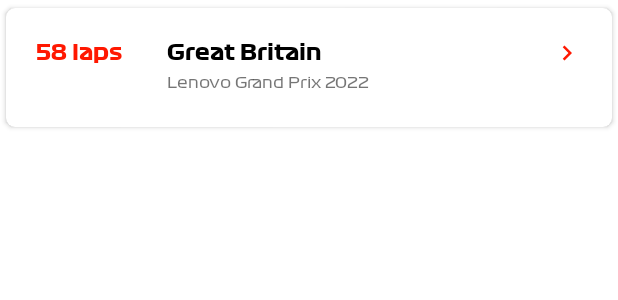
After one commit to davmm96/F1Stats-Android, an Android app: the layout item_race.xml on its own in the app's theme, with its tools: preview values and no code run, on a phone screen of 412 x 824 dp. The commit adds this screen. Shown: the top 300 px of the screen. Run offline under Robolectric (Android 15) with nearby library versions, the phone set to English and light mode, and no system bars.

Commit message:
BD y Fragment Races con Item Races

```diff
--- /dev/null
+++ b/app/src/main/res/drawable/ic_baseline_keyboard_arrow_right_24.xml
@@ -0,0 +1,5 @@
+<vector android:autoMirrored="true" android:height="24dp"
+    android:tint="#FF1801" android:viewportHeight="24"
+    android:viewportWidth="24" android:width="24dp" xmlns:android="http://schemas.android.com/apk/res/android">
+    <path android:fillColor="@android:color/white" android:pathData="M8.59,16.59L13.17,12 8.59,7.41 10,6l6,6 -6,6 -1.41,-1.41z"/>
+</vector>
--- a/app/src/main/res/layout/fragment_races.xml
+++ b/app/src/main/res/layout/fragment_races.xml
@@ -6,7 +6,8 @@
     android:orientation="vertical"
     android:paddingEnd="@dimen/fragment_races_padding"
     android:paddingStart="@dimen/fragment_races_padding"
-    android:paddingTop="@dimen/fragment_races_padding">
+    android:paddingTop="@dimen/fragment_races_padding"
+    android:background="@color/grey">
 
     <TextView
         android:id="@+id/tvTitle"
--- /dev/null
+++ b/app/src/main/res/layout/item_race.xml
@@ -0,0 +1,60 @@
+<?xml version="1.0" encoding="utf-8"?>
+<androidx.cardview.widget.CardView
+    xmlns:android="http://schemas.android.com/apk/res/android"
+    xmlns:tools="http://schemas.android.com/tools"
+    android:layout_width="match_parent"
+    android:layout_height="90dp"
+    xmlns:app="http://schemas.android.com/apk/res-auto"
+    app:cardBackgroundColor="@color/white"
+    app:cardCornerRadius="6dp"
+    app:cardUseCompatPadding="true">
+
+    <RelativeLayout
+        android:layout_width="match_parent"
+        android:layout_height="match_parent"
+        android:layout_margin="20dp">
+
+        <TextView
+            android:id="@+id/laps"
+            android:layout_width="wrap_content"
+            android:layout_height="wrap_content"
+            tools:text="58 laps"
+            android:textStyle="bold"
+            android:textColor="@color/primary"
+            android:layout_alignParentTop="true"
+            android:layout_alignParentStart="true"/>
+
+        <TextView
+            android:id="@+id/racename"
+            android:layout_width="wrap_content"
+            android:layout_height="wrap_content"
+            android:layout_alignParentTop="true"
+            android:layout_marginLeft="30dp"
+            android:layout_toEndOf="@id/laps"
+            android:textColor="@color/black"
+            android:textStyle="bold"
+            tools:text="Great Britain" />
+
+        <TextView android:id="@+id/iv_hotel_favorite"
+            android:layout_width="wrap_content"
+            android:layout_height="wrap_content"
+            android:layout_below="@id/racename"
+            android:layout_alignStart="@id/racename"
+            tools:text="Lenovo Grand Prix 2022"
+            android:textSize="10dp"
+            android:layout_marginRight="5dp"
+            android:layout_marginTop="5dp"/>
+
+        <ImageView android:id="@+id/arrow"
+            android:layout_width="20dp"
+            android:layout_height="20dp"
+            android:src="@drawable/ic_baseline_keyboard_arrow_right_24"
+            android:layout_alignParentEnd="true"
+            android:layout_marginLeft="5dp"/>
+
+
+
+
+    </RelativeLayout>
+
+</androidx.cardview.widget.CardView>
--- a/app/src/main/res/values/colors.xml
+++ b/app/src/main/res/values/colors.xml
@@ -9,4 +9,5 @@
     <color name="teal_700">#FF018786</color>
     <color name="black">#FF000000</color>
     <color name="white">#FFFFFFFF</color>
+    <color name="grey">#C3C3C3</color>
 </resources>
```
Also changed, not shown: app/build.gradle (+6 -2 lines), app/src/main/java/com/david/myapplication/db/FavoriteRacesDao.kt (added, +17 -0 lines), app/src/main/java/com/david/myapplication/db/FavoritesRacesDatabase.kt (added, +11 -0 lines), app/src/main/java/com/david/myapplication/model/RaceItem.kt (added, +12 -0 lines).
